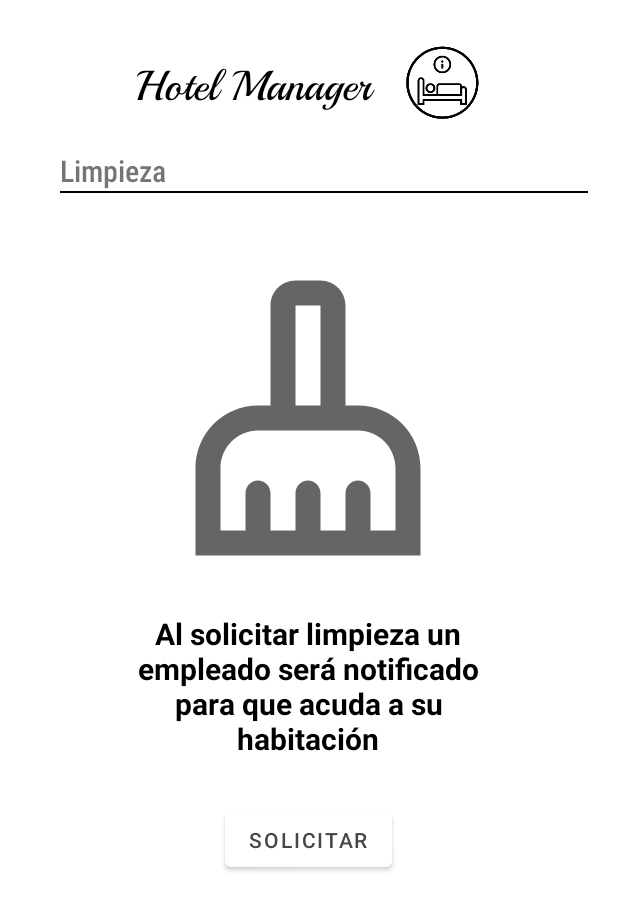
After one commit to Pegubo/HotelManager, an Android app: the layout activity_cleaning.xml on its own in the app's theme, with its tools: preview values and no code run, on a phone screen of 412 x 824 dp. The commit adds this screen. Shown: the top 910 px of the screen. Run offline under Robolectric (Android 15) with nearby library versions, the phone set to English and light mode, and no system bars.

Commit message:
Problemas random
3 de 6 layouts hechos, varios errores

```diff
--- a/app/src/main/java/com/example/hotelmanagerv1/HabitacionesClass.java
+++ b/app/src/main/java/com/example/hotelmanagerv1/HabitacionesClass.java
@@ -11,6 +11,7 @@ public class HabitacionesClass {
     private String mKey;
     private Boolean Reservada;
     private String correo;
+
     public HabitacionesClass() {
 
     }
--- /dev/null
+++ b/app/src/main/res/drawable/ic_rollo_de_tejido.xml
@@ -0,0 +1,6 @@
+<vector android:alpha="0.6" android:height="533dp"
+    android:viewportHeight="533" android:viewportWidth="533.3334"
+    android:width="533dp" xmlns:android="http://schemas.android.com/apk/res/android">
+    <path android:fillColor="#FF000000" android:pathData="m436.637,44.645c-0.703,-0.199 -1.426,-0.336 -2.156,-0.41h-0.41c-0.832,0 -1.672,-0.066 -2.512,-0.066 -0.848,0 -1.68,0.066 -2.516,0.066h-280.293c-73.199,0 -132.75,61.293 -132.75,136.117v291.031c-0.027,6.973 5.527,12.688 12.5,12.852h331.113c6.996,-0.156 12.602,-5.848 12.637,-12.852v-124.648h59.309c47.348,0 84.441,-66.473 84.441,-151.176 0,-81.656 -34.469,-146.363 -79.363,-150.914zM347.25,459.234h-306.25v-278.883c0,-61.039 48.34,-111.117 107.75,-111.117h235.613c-22.609,27.5 -37.113,73.207 -37.113,126.41zM372.25,303.875c3.441,6.352 7.52,12.336 12.172,17.859h-12.172zM471.336,287.863c-11.164,21.504 -25.668,33.844 -39.777,33.844 -14.113,0 -28.609,-12.34 -39.777,-33.844 -12.684,-24.426 -19.668,-57.172 -19.668,-92.219 0,-35.043 6.984,-68 19.668,-92.426 10.707,-20.633 24.492,-32.734 38.051,-33.984h3.445c13.563,1.25 27.344,13.352 38.059,33.984 12.684,24.426 19.664,57.281 19.664,92.32 0,35.043 -6.98,67.898 -19.664,92.32zM471.336,287.863"/>
+    <path android:fillColor="#FF000000" android:pathData="m431.559,151.672c-16.715,0 -28.844,18.5 -28.844,43.973 0,25.477 12.125,43.977 28.844,43.977 16.711,0 28.84,-18.496 28.84,-43.977 0,-25.477 -12.133,-43.973 -28.84,-43.973zM431.559,212.98c-1.699,-2.906 -3.844,-8.746 -3.844,-17.336 0,-8.594 2.145,-14.426 3.844,-17.332 1.699,2.906 3.84,8.746 3.84,17.332 0,8.59 -2.141,14.43 -3.84,17.336zM431.559,212.98"/>
+</vector>
--- a/app/src/main/res/layout/activity_admin.xml
+++ b/app/src/main/res/layout/activity_admin.xml
@@ -73,7 +73,7 @@
         android:layout_width="wrap_content"
         android:layout_height="wrap_content"
         android:layout_centerHorizontal="true"
-        android:layout_marginTop="20dp"
+        android:layout_marginTop="50dp"
         android:columnCount="4"
         android:rowCount="4"
         >
--- /dev/null
+++ b/app/src/main/res/layout/activity_cleaning.xml
@@ -0,0 +1,113 @@
+<?xml version="1.0" encoding="utf-8"?>
+<RelativeLayout xmlns:android="http://schemas.android.com/apk/res/android"
+    android:layout_width="match_parent"
+    android:layout_height="match_parent">
+
+    <GridLayout
+        android:id="@+id/grid_titulo"
+        android:layout_width="match_parent"
+        android:layout_height="80dp"
+        android:columnCount="4"
+        android:rowCount="4">
+
+        <TextView
+            android:id="@+id/tv_titulo"
+            android:layout_width="wrap_content"
+            android:layout_height="wrap_content"
+            android:layout_row="0"
+            android:layout_rowWeight="1"
+            android:layout_column="0"
+            android:layout_columnWeight="1"
+            android:layout_marginStart="90dp"
+            android:layout_marginTop="40dp"
+            android:fontFamily="@font/playball"
+            android:text="Hotel Manager"
+            android:textColor="@color/black"
+            android:textSize="28sp" />
+
+        <ImageView
+            android:id="@+id/iv_logo"
+            android:layout_width="64dp"
+            android:layout_height="45dp"
+            android:layout_row="0"
+            android:layout_rowWeight="1"
+            android:layout_column="1"
+            android:layout_columnWeight="1"
+            android:layout_marginTop="30dp"
+            android:layout_marginRight="80dp"
+            android:src="@mipmap/logohm_negro_foreground" />
+
+    </GridLayout>
+
+    <LinearLayout
+        android:id="@+id/Linear_subtitle"
+        android:layout_below="@id/grid_titulo"
+        android:layout_marginTop="20dp"
+        android:layout_width="match_parent"
+        android:layout_height="wrap_content"
+        android:orientation="vertical">
+
+        <TextView
+            android:id="@+id/tv_subtitle"
+            android:layout_width="wrap_content"
+            android:layout_height="wrap_content"
+            android:layout_marginStart="40dp"
+            android:fontFamily="sans-serif-condensed-medium"
+            android:text="Limpieza"
+            android:textSize="20sp" />
+
+        <ImageView
+            android:layout_width="match_parent"
+            android:layout_marginStart="40dp"
+            android:layout_marginEnd="20dp"
+            android:layout_height="1dp"
+            android:background="@color/black"/>
+
+    </LinearLayout>
+
+    <GridLayout
+        android:id="@+id/cardviews"
+        android:layout_below="@id/Linear_subtitle"
+        android:layout_width="wrap_content"
+        android:layout_height="wrap_content"
+        android:layout_centerHorizontal="true"
+        android:layout_marginTop="50dp"
+        android:columnCount="4"
+        android:rowCount="4"
+        >
+
+        <LinearLayout
+            android:layout_width="match_parent"
+            android:layout_height="match_parent"
+            android:layout_gravity="center_vertical"
+            android:gravity="center"
+            android:orientation="vertical">
+
+            <ImageView
+                android:id="@+id/icono_limpieza"
+                android:layout_width="200dp"
+                android:layout_height="200dp"
+                android:src="@drawable/ic_cleaning_services_24px" />
+
+            <TextView
+                android:id="@+id/titulo_limpieza"
+                android:layout_marginTop="30dp"
+                android:layout_width="250dp"
+                android:layout_height="wrap_content"
+                android:text="Al solicitar limpieza un empleado será notificado para que acuda a su habitación"
+                android:textAlignment="center"
+                android:textColor="@color/black"
+                android:textStyle="bold"
+                android:textSize="20dp"/>
+
+            <Button
+                android:id="@+id/btn_solicitar"
+                android:layout_marginTop="30dp"
+                android:layout_width="wrap_content"
+                android:layout_height="wrap_content"
+                android:text="Solicitar"
+                />
+        </LinearLayout>
+    </GridLayout>
+
+</RelativeLayout>
--- a/app/src/main/res/layout/activity_formulario.xml
+++ b/app/src/main/res/layout/activity_formulario.xml
@@ -49,6 +49,7 @@
         android:layout_width="390dp"
         android:layout_height="556dp"
         android:orientation="vertical"
+        android:layout_marginTop="20dp"
         app:layout_constraintEnd_toEndOf="parent"
         app:layout_constraintStart_toStartOf="parent"
         app:layout_constraintTop_toBottomOf="@+id/grid_titulo">
--- a/app/src/main/res/layout/activity_habitacion.xml
+++ b/app/src/main/res/layout/activity_habitacion.xml
@@ -48,6 +48,7 @@
 
     <TableLayout
         android:id="@+id/tabla_habitaciones"
+        android:layout_marginTop="50dp"
         android:layout_width="367dp"
         android:layout_height="349dp"
         app:layout_constraintEnd_toEndOf="parent"
@@ -64,10 +65,11 @@
         android:layout_width="wrap_content"
         android:layout_height="wrap_content"
         android:layout_marginStart="215dp"
-        android:layout_marginTop="92dp"
+        android:layout_marginTop="60dp"
         android:layout_marginEnd="16dp"
         android:text="Nueva Habitacion"
         app:layout_constraintEnd_toEndOf="parent"
+        app:layout_constraintHorizontal_bias="0.6"
         app:layout_constraintStart_toStartOf="parent"
         app:layout_constraintTop_toBottomOf="@+id/tabla_habitaciones" />
 
```
Also changed, not shown: app/src/main/java/com/example/hotelmanagerv1/MainActivity.java (+38 -3 lines), app/src/main/java/com/example/hotelmanagerv1/lavanderia.java (added, +14 -0 lines), app/src/main/java/com/example/hotelmanagerv1/limpieza.java (added, +14 -0 lines), app/src/main/java/com/example/hotelmanagerv1/productos.java (added, +14 -0 lines), app/src/main/res/drawable/ic_almohadas_de_cama.xml (added, +8 -0 lines), app/src/main/res/drawable/ic_jabon.xml (added, +9 -0 lines), app/src/main/res/drawable/ic_sabanas.xml (added, +7 -0 lines), app/src/main/res/drawable/ic_toallas.xml (added, +16 -0 lines), app/src/main/res/layout/activity_laundry.xml (added, +111 -0 lines), app/src/main/res/layout/activity_main.xml (+20 -0 lines), app/src/main/res/layout/activity_solicitar_productos.xml (added, +274 -0 lines).
